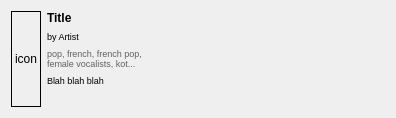
jnetterf/hathor, file halbumbox.ui: the form before one commit.
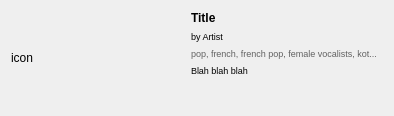
The form after the commit.

The edit to the form file:
```diff
--- a/halbumbox.ui
+++ b/halbumbox.ui
@@ -6,55 +6,15 @@
    <rect>
     <x>0</x>
     <y>0</y>
-    <width>396</width>
-    <height>118</height>
+    <width>394</width>
+    <height>116</height>
    </rect>
   </property>
   <property name="windowTitle">
    <string>Form</string>
   </property>
   <layout class="QGridLayout" name="gridLayout">
-   <item row="0" column="0" rowspan="6">
-    <widget class="QLabel" name="label_icon">
-     <property name="frameShape">
-      <enum>QFrame::Box</enum>
-     </property>
-     <property name="text">
-      <string>icon</string>
-     </property>
-    </widget>
-   </item>
-   <item row="0" column="2">
-    <spacer name="horizontalSpacer_2">
-     <property name="orientation">
-      <enum>Qt::Horizontal</enum>
-     </property>
-     <property name="sizeHint" stdset="0">
-      <size>
-       <width>0</width>
-       <height>0</height>
-      </size>
-     </property>
-    </spacer>
-   </item>
-   <item row="0" column="1">
-    <widget class="QLabel" name="label_title">
-     <property name="font">
-      <font>
-       <pointsize>9</pointsize>
-       <weight>75</weight>
-       <bold>true</bold>
-      </font>
-     </property>
-     <property name="text">
-      <string>Title</string>
-     </property>
-     <property name="alignment">
-      <set>Qt::AlignLeading|Qt::AlignLeft|Qt::AlignVCenter</set>
-     </property>
-    </widget>
-   </item>
-   <item row="5" column="1">
+   <item row="4" column="1">
     <spacer name="verticalSpacer">
      <property name="orientation">
       <enum>Qt::Vertical</enum>
@@ -155,6 +115,109 @@
      </property>
     </widget>
    </item>
+   <item row="0" column="1">
+    <widget class="QLabel" name="label_title">
+     <property name="maximumSize">
+      <size>
+       <width>202</width>
+       <height>16777215</height>
+      </size>
+     </property>
+     <property name="font">
+      <font>
+       <pointsize>9</pointsize>
+       <weight>75</weight>
+       <bold>true</bold>
+      </font>
+     </property>
+     <property name="text">
+      <string>Title</string>
+     </property>
+     <property name="alignment">
+      <set>Qt::AlignLeading|Qt::AlignLeft|Qt::AlignVCenter</set>
+     </property>
+     <property name="wordWrap">
+      <bool>true</bool>
+     </property>
+    </widget>
+   </item>
+   <item row="0" column="0" rowspan="5">
+    <widget class="QScrollArea" name="scrollArea">
+     <property name="sizePolicy">
+      <sizepolicy hsizetype="Fixed" vsizetype="Expanding">
+       <horstretch>0</horstretch>
+       <verstretch>0</verstretch>
+      </sizepolicy>
+     </property>
+     <property name="minimumSize">
+      <size>
+       <width>174</width>
+       <height>0</height>
+      </size>
+     </property>
+     <property name="maximumSize">
+      <size>
+       <width>174</width>
+       <height>16777215</height>
+      </size>
+     </property>
+     <property name="frameShape">
+      <enum>QFrame::NoFrame</enum>
+     </property>
+     <property name="frameShadow">
+      <enum>QFrame::Plain</enum>
+     </property>
+     <property name="verticalScrollBarPolicy">
+      <enum>Qt::ScrollBarAlwaysOff</enum>
+     </property>
+     <property name="horizontalScrollBarPolicy">
+      <enum>Qt::ScrollBarAlwaysOff</enum>
+     </property>
+     <property name="widgetResizable">
+      <bool>true</bool>
+     </property>
+     <widget class="QWidget" name="scrollAreaWidgetContents">
+      <property name="geometry">
+       <rect>
+        <x>0</x>
+        <y>0</y>
+        <width>174</width>
+        <height>104</height>
+       </rect>
+      </property>
+      <layout class="QHBoxLayout" name="horizontalLayout">
+       <property name="margin">
+        <number>0</number>
+       </property>
+       <item>
+        <widget class="QLabel" name="label_icon">
+         <property name="sizePolicy">
+          <sizepolicy hsizetype="Fixed" vsizetype="Preferred">
+           <horstretch>0</horstretch>
+           <verstretch>0</verstretch>
+          </sizepolicy>
+         </property>
+         <property name="minimumSize">
+          <size>
+           <width>174</width>
+           <height>0</height>
+          </size>
+         </property>
+         <property name="maximumSize">
+          <size>
+           <width>174</width>
+           <height>16777215</height>
+          </size>
+         </property>
+         <property name="text">
+          <string>icon</string>
+         </property>
+        </widget>
+       </item>
+      </layout>
+     </widget>
+    </widget>
+   </item>
   </layout>
  </widget>
  <resources/>
```
